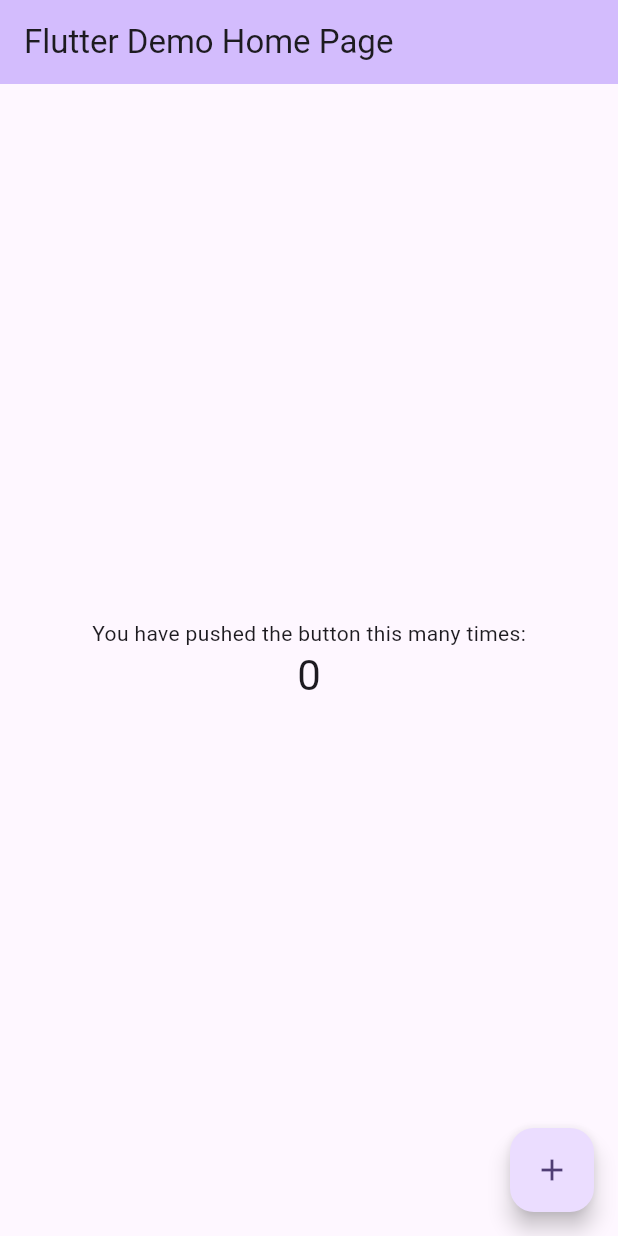
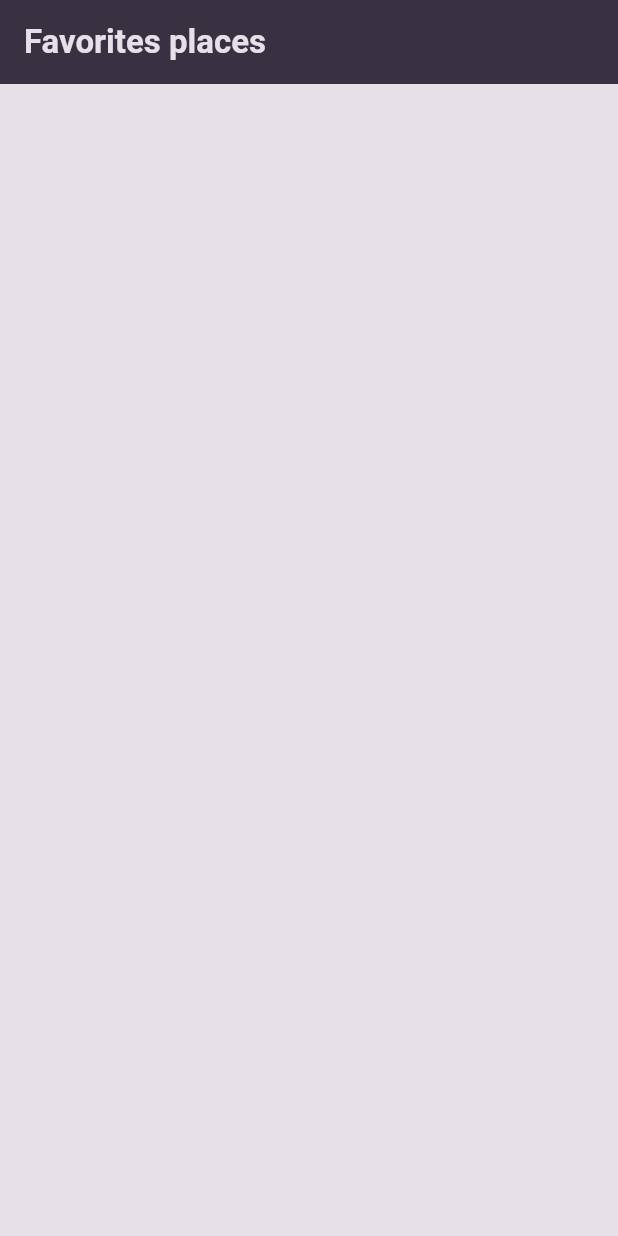
Before and after one commit to sweihmuller/Favorite_Places_App, a Flutter app: the screen it shows after launch, on a phone screen of 412 x 824 dp. Run offline on Flutter 3.47's test engine with Material 3 defaults, Android fonts, the phone set to English and light mode, and no system bars; our stand-ins replace google_fonts.

Commit message:
add google_fonts pacakge and create HomeScreen

```diff
--- /dev/null
+++ b/lib/Screens/Home_Screen.dart
@@ -0,0 +1,10 @@
+import 'package:flutter/material.dart';
+
+class HomeScreen extends StatelessWidget {
+  const HomeScreen({super.key});
+
+  @override
+  Widget build(BuildContext context) {
+    return Scaffold(appBar: AppBar(title: const Text('Favorites places')));
+  }
+}
--- a/lib/main.dart
+++ b/lib/main.dart
@@ -1,122 +1,33 @@
+import 'package:favorite_places_app/Screens/Home_Screen.dart';
 import 'package:flutter/material.dart';
+
+import 'package:google_fonts/google_fonts.dart';
+
+final colorScheme = ColorScheme.fromSeed(
+  brightness: Brightness.dark,
+  seedColor: const Color.fromARGB(255, 102, 6, 247),
+  surface: const Color.fromARGB(255, 56, 49, 66),
+);
+
+final theme = ThemeData().copyWith(
+  scaffoldBackgroundColor: colorScheme.onSurface,
+  colorScheme: colorScheme,
+  textTheme: GoogleFonts.ubuntuCondensedTextTheme().copyWith(
+    titleSmall: GoogleFonts.ubuntuCondensed(fontWeight: FontWeight.bold),
+    titleMedium: GoogleFonts.ubuntuCondensed(fontWeight: FontWeight.bold),
+    titleLarge: GoogleFonts.ubuntuCondensed(fontWeight: FontWeight.bold),
+  ),
+);
 
 void main() {
   runApp(const MyApp());
 }
 
 class MyApp extends StatelessWidget {
-  const MyApp({super.key});
-
-  // This widget is the root of your application.
-  @override
-  Widget build(BuildContext context) {
-    return MaterialApp(
-      title: 'Flutter Demo',
-      theme: ThemeData(
-        // This is the theme of your application.
-        //
-        // TRY THIS: Try running your application with "flutter run". You'll see
-        // the application has a purple toolbar. Then, without quitting the app,
-        // try changing the seedColor in the colorScheme below to Colors.green
-        // and then invoke "hot reload" (save your changes or press the "hot
-        // reload" button in a Flutter-supported IDE, or press "r" if you used
-        // the command line to start the app).
-        //
-        // Notice that the counter didn't reset back to zero; the application
-        // state is not lost during the reload. To reset the state, use hot
-        // restart instead.
-        //
-        // This works for code too, not just values: Most code changes can be
-        // tested with just a hot reload.
-        colorScheme: ColorScheme.fromSeed(seedColor: Colors.deepPurple),
-      ),
-      home: const MyHomePage(title: 'Flutter Demo Home Page'),
-    );
-  }
-}
-
-class MyHomePage extends StatefulWidget {
-  const MyHomePage({super.key, required this.title});
-
-  // This widget is the home page of your application. It is stateful, meaning
-  // that it has a State object (defined below) that contains fields that affect
-  // how it looks.
-
-  // This class is the configuration for the state. It holds the values (in this
-  // case the title) provided by the parent (in this case the App widget) and
-  // used by the build method of the State. Fields in a Widget subclass are
-  // always marked "final".
-
-  final String title;
-
-  @override
-  State<MyHomePage> createState() => _MyHomePageState();
-}
-
-class _MyHomePageState extends State<MyHomePage> {
-  int _counter = 0;
-
-  void _incrementCounter() {
-    setState(() {
-      // This call to setState tells the Flutter framework that something has
-      // changed in this State, which causes it to rerun the build method below
-      // so that the display can reflect the updated values. If we changed
-      // _counter without calling setState(), then the build method would not be
-      // called again, and so nothing would appear to happen.
-      _counter++;
-    });
-  }
+  const MyApp({Key? key}) : super(key: key);
 
   @override
   Widget build(BuildContext context) {
-    // This method is rerun every time setState is called, for instance as done
-    // by the _incrementCounter method above.
-    //
-    // The Flutter framework has been optimized to make rerunning build methods
-    // fast, so that you can just rebuild anything that needs updating rather
-    // than having to individually change instances of widgets.
-    return Scaffold(
-      appBar: AppBar(
-        // TRY THIS: Try changing the color here to a specific color (to
-        // Colors.amber, perhaps?) and trigger a hot reload to see the AppBar
-        // change color while the other colors stay the same.
-        backgroundColor: Theme.of(context).colorScheme.inversePrimary,
-        // Here we take the value from the MyHomePage object that was created by
-        // the App.build method, and use it to set our appbar title.
-        title: Text(widget.title),
-      ),
-      body: Center(
-        // Center is a layout widget. It takes a single child and positions it
-        // in the middle of the parent.
-        child: Column(
-          // Column is also a layout widget. It takes a list of children and
-          // arranges them vertically. By default, it sizes itself to fit its
-          // children horizontally, and tries to be as tall as its parent.
-          //
-          // Column has various properties to control how it sizes itself and
-          // how it positions its children. Here we use mainAxisAlignment to
-          // center the children vertically; the main axis here is the vertical
-          // axis because Columns are vertical (the cross axis would be
-          // horizontal).
-          //
-          // TRY THIS: Invoke "debug painting" (choose the "Toggle Debug Paint"
-          // action in the IDE, or press "p" in the console), to see the
-          // wireframe for each widget.
-          mainAxisAlignment: MainAxisAlignment.center,
-          children: <Widget>[
-            const Text('You have pushed the button this many times:'),
-            Text(
-              '$_counter',
-              style: Theme.of(context).textTheme.headlineMedium,
-            ),
-          ],
-        ),
-      ),
-      floatingActionButton: FloatingActionButton(
-        onPressed: _incrementCounter,
-        tooltip: 'Increment',
-        child: const Icon(Icons.add),
-      ), // This trailing comma makes auto-formatting nicer for build methods.
-    );
+    return MaterialApp(title: 'Great Places', theme: theme, home: HomeScreen());
   }
 }
--- a/pubspec.yaml
+++ b/pubspec.yaml
@@ -34,6 +34,7 @@ dependencies:
   # The following adds the Cupertino Icons font to your application.
   # Use with the CupertinoIcons class for iOS style icons.
   cupertino_icons: ^1.0.8
+  google_fonts: ^6.2.1
 
 dev_dependencies:
   flutter_test:
```
Also changed, not shown: pubspec.lock, 1 other file.
